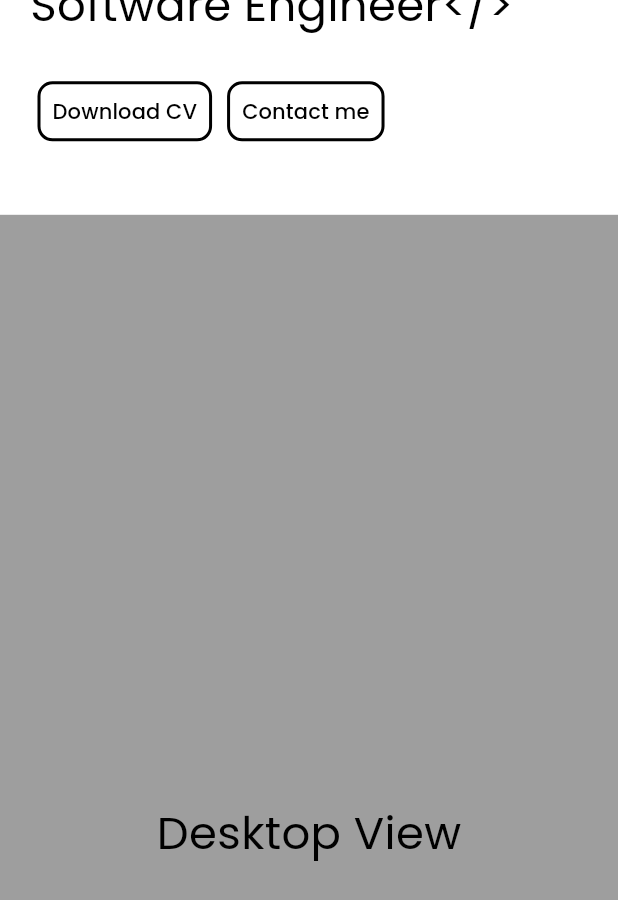
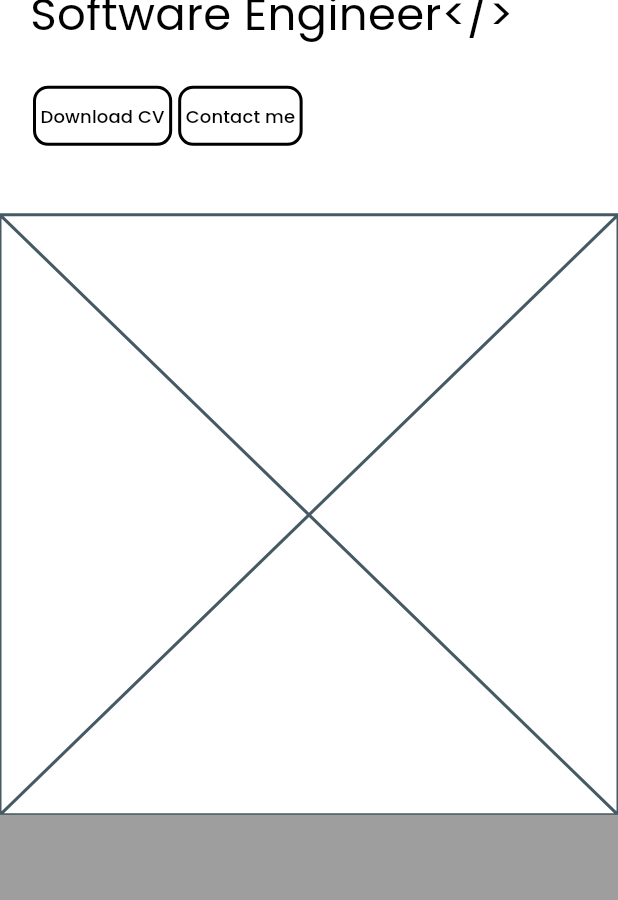
Before and after one commit to ZheerBarzan/Zheer-Barzan, a Flutter app: the screen it shows after launch, scrolled down 576 dp, on a phone screen of 412 x 824 dp. Shown: the top 900 px of the screen. Run offline on Flutter 3.47's test engine with Material 3 defaults, Android fonts, the phone set to English and light mode, and no system bars; drawn by our look-alikes of auto_size_text; our stand-ins replace google_fonts, responsive_builder.

Commit message:
adding the project view

```diff
--- a/lib/components/inverse_button.dart
+++ b/lib/components/inverse_button.dart
@@ -1,3 +1,4 @@
+import 'package:auto_size_text/auto_size_text.dart';
 import 'package:flutter/material.dart';
 import 'package:google_fonts/google_fonts.dart';
 
@@ -16,20 +17,22 @@ class InverseButton extends StatelessWidget {
 
   @override
   Widget build(BuildContext context) {
+    final isSmall = MediaQuery.of(context).size.width < 850;
     return Padding(
-      padding: const EdgeInsets.all(5),
+      padding: EdgeInsets.all(isSmall ? 2 : 5),
       child: OutlinedButton(
         style: OutlinedButton.styleFrom(
-            padding: const EdgeInsets.all(10),
+            padding: EdgeInsets.all(isSmall ? 5 : 10),
             side: BorderSide(width: 2, color: fontColor),
             backgroundColor: secondaryColor,
             shape: const RoundedRectangleBorder(
               borderRadius: BorderRadius.all(Radius.circular(10)),
             )),
         onPressed: onPressed,
-        child: Text(
+        child: AutoSizeText(
           text,
-          style: GoogleFonts.poppins(color: fontColor),
+          style: GoogleFonts.poppins(
+              color: fontColor, fontSize: isSmall ? 12 : 17),
         ),
       ),
     );
--- a/lib/pages/desktop/hero_desktop_view.dart
+++ b/lib/pages/desktop/hero_desktop_view.dart
@@ -6,15 +6,11 @@ import 'package:zheer_barzan/pages/mobile/hero_mobile_view.dart';
 class HeroView extends StatelessWidget {
   const HeroView({
     super.key,
-    required this.height,
-    required this.width,
   });
-
-  final double height;
-  final double width;
 
   @override
   Widget build(BuildContext context) {
+    final height = MediaQuery.of(context).size.height;
     final width = MediaQuery.of(context).size.width;
     final isSmall = width < 950;
     final imageWidth = width * 0.47;
--- /dev/null
+++ b/lib/pages/desktop/project_desktop_view.dart
@@ -0,0 +1,20 @@
+import 'package:flutter/material.dart';
+
+class ProjectDesktopView extends StatelessWidget {
+  const ProjectDesktopView({
+    super.key,
+  });
+
+  @override
+  Widget build(BuildContext context) {
+    final height = MediaQuery.of(context).size.height;
+    final width = MediaQuery.of(context).size.width;
+    final isSmall = width < 950;
+    final imageWidth = width * 0.47;
+    return Container(
+      height: height * 0.8,
+      width: width * 0.8,
+      color: Colors.yellow,
+    );
+  }
+}
--- /dev/null
+++ b/lib/pages/mobile/project_mobile_view.dart
@@ -0,0 +1,10 @@
+import 'package:flutter/material.dart';
+
+class ProjectMobileView extends StatelessWidget {
+  const ProjectMobileView({super.key});
+
+  @override
+  Widget build(BuildContext context) {
+    return const Placeholder();
+  }
+}
--- a/lib/pages/portfolio_view.dart
+++ b/lib/pages/portfolio_view.dart
@@ -3,6 +3,7 @@ import 'package:google_fonts/google_fonts.dart';
 import 'package:zheer_barzan/components/my_drawer.dart';
 import 'package:zheer_barzan/components/navigation_bar/navigation_bar_view.dart';
 import 'package:zheer_barzan/pages/desktop/hero_desktop_view.dart';
+import 'package:zheer_barzan/pages/project_view.dart';
 
 class PortfolioView extends StatelessWidget {
   const PortfolioView({super.key});
@@ -20,7 +21,8 @@ class PortfolioView extends StatelessWidget {
             child: Column(
               children: [
                 const NavigationBarView(),
-                HeroView(height: height, width: width),
+                const HeroView(),
+                const ProjectView(),
                 Container(
                   height: height,
                   width: width,
--- /dev/null
+++ b/lib/pages/project_view.dart
@@ -0,0 +1,18 @@
+import 'package:flutter/material.dart';
+import 'package:responsive_builder/responsive_builder.dart';
+import 'package:zheer_barzan/pages/desktop/project_desktop_view.dart';
+import 'package:zheer_barzan/pages/mobile/project_mobile_view.dart';
+
+class ProjectView extends StatelessWidget {
+  const ProjectView({super.key});
+
+  @override
+  Widget build(BuildContext context) {
+    return ResponsiveBuilder(builder: (context, size) {
+      if (size.isMobile) {
+        return const ProjectMobileView();
+      }
+      return const ProjectDesktopView();
+    });
+  }
+}
```
